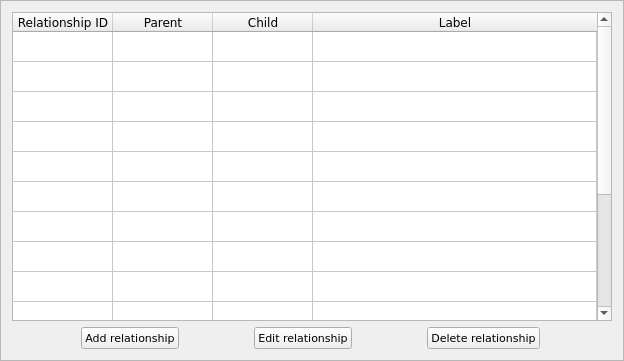
This is ui/relationship_config.ui in CS4311-spring-2020/pick-tool-team14-keikaku as Qt 5 draws it before an edit. The edited form follows.
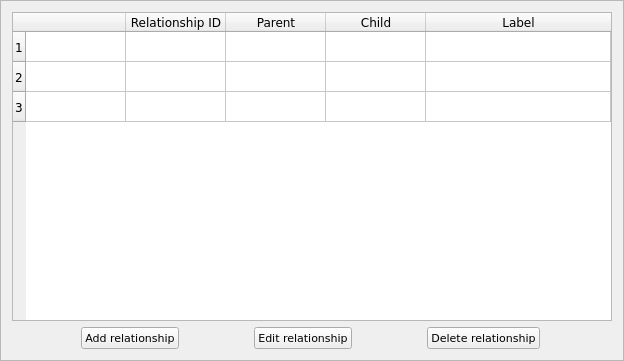
This is the edited form.

Commit message: Set column widths on all tables, aligned all table checkboxes, set default tab and linked to settings, created default directory folders and linked to settings, created property visibility layout above node config table, enabled vertical splitter between node config table and node graph panel.

The edit to the form file:
```diff
--- a/ui/relationship_config.ui
+++ b/ui/relationship_config.ui
@@ -48,29 +48,14 @@
       <enum>QAbstractScrollArea::AdjustToContentsOnFirstShow</enum>
      </property>
      <property name="columnCount">
-      <number>4</number>
+      <number>5</number>
      </property>
+     <attribute name="horizontalHeaderShowSortIndicator" stdset="0">
+      <bool>true</bool>
+     </attribute>
      <attribute name="horizontalHeaderStretchLastSection">
       <bool>true</bool>
      </attribute>
-     <attribute name="verticalHeaderVisible">
-      <bool>false</bool>
-     </attribute>
-     <attribute name="verticalHeaderCascadingSectionResizes">
-      <bool>false</bool>
-     </attribute>
-     <attribute name="verticalHeaderDefaultSectionSize">
-      <number>30</number>
-     </attribute>
-     <attribute name="verticalHeaderHighlightSections">
-      <bool>false</bool>
-     </attribute>
-     <attribute name="verticalHeaderShowSortIndicator" stdset="0">
-      <bool>false</bool>
-     </attribute>
-     <attribute name="verticalHeaderStretchLastSection">
-      <bool>false</bool>
-     </attribute>
      <row>
       <property name="text">
        <string>1</string>
@@ -103,126 +88,16 @@
        </font>
       </property>
      </row>
-     <row>
+     <column>
       <property name="text">
-       <string>4</string>
+       <string/>
       </property>
       <property name="font">
        <font>
         <family>Verdana</family>
        </font>
       </property>
-     </row>
-     <row>
-      <property name="text">
-       <string>5</string>
-      </property>
-      <property name="font">
-       <font>
-        <family>Verdana</family>
-       </font>
-      </property>
-     </row>
-     <row>
-      <property name="text">
-       <string>6</string>
-      </property>
-      <property name="font">
-       <font>
-        <family>Verdana</family>
-       </font>
-      </property>
-     </row>
-     <row>
-      <property name="text">
-       <string>7</string>
-      </property>
-      <property name="font">
-       <font>
-        <family>Verdana</family>
-       </font>
-      </property>
-     </row>
-     <row>
-      <property name="text">
-       <string>8</string>
-      </property>
-      <property name="font">
-       <font>
-        <family>Verdana</family>
-       </font>
-      </property>
-     </row>
-     <row>
-      <property name="text">
-       <string>9</string>
-      </property>
-      <property name="font">
-       <font>
-        <family>Verdana</family>
-       </font>
-      </property>
-     </row>
-     <row>
-      <property name="text">
-       <string>10</string>
-      </property>
-      <property name="font">
-       <font>
-        <family>Verdana</family>
-       </font>
-      </property>
-     </row>
-     <row>
-      <property name="text">
-       <string>11</string>
-      </property>
-      <property name="font">
-       <font>
-        <family>Verdana</family>
-       </font>
-      </property>
-     </row>
-     <row>
-      <property name="text">
-       <string>12</string>
-      </property>
-      <property name="font">
-       <font>
-        <family>Verdana</family>
-       </font>
-      </property>
-     </row>
-     <row>
-      <property name="text">
-       <string>13</string>
-      </property>
-      <property name="font">
-       <font>
-        <family>Verdana</family>
-       </font>
-      </property>
-     </row>
-     <row>
-      <property name="text">
-       <string>14</string>
-      </property>
-      <property name="font">
-       <font>
-        <family>Verdana</family>
-       </font>
-      </property>
-     </row>
-     <row>
-      <property name="text">
-       <string>15</string>
-      </property>
-      <property name="font">
-       <font>
-        <family>Verdana</family>
-       </font>
-      </property>
-     </row>
+     </column>
      <column>
       <property name="text">
        <string>Relationship ID</string>
@@ -230,7 +105,6 @@
       <property name="font">
        <font>
         <family>Verdana</family>
-        <pointsize>9</pointsize>
        </font>
       </property>
       <property name="textAlignment">
@@ -244,7 +118,6 @@
       <property name="font">
        <font>
         <family>Verdana</family>
-        <pointsize>9</pointsize>
        </font>
       </property>
       <property name="textAlignment">
@@ -258,7 +131,6 @@
       <property name="font">
        <font>
         <family>Verdana</family>
-        <pointsize>9</pointsize>
        </font>
       </property>
       <property name="textAlignment">
@@ -278,18 +150,15 @@
        <set>AlignCenter</set>
       </property>
      </column>
-     <item row="0" column="0">
+     <item row="0" column="1">
       <property name="text">
        <string/>
       </property>
       <property name="textAlignment">
        <set>AlignCenter</set>
       </property>
-      <property name="checkState">
-       <enum>Unchecked</enum>
-      </property>
      </item>
-     <item row="0" column="2">
+     <item row="0" column="3">
       <property name="text">
        <string/>
       </property>
@@ -300,116 +169,14 @@
        <set>ItemIsSelectable|ItemIsEditable|ItemIsDragEnabled|ItemIsUserCheckable|ItemIsEnabled</set>
       </property>
      </item>
-     <item row="1" column="0">
+     <item row="1" column="1">
       <property name="text">
        <string/>
       </property>
-      <property name="checkState">
-       <enum>Unchecked</enum>
-      </property>
      </item>
-     <item row="2" column="0">
+     <item row="2" column="1">
       <property name="text">
        <string/>
-      </property>
-      <property name="checkState">
-       <enum>Unchecked</enum>
-      </property>
-     </item>
-     <item row="3" column="0">
-      <property name="text">
-       <string/>
-      </property>
-      <property name="checkState">
-       <enum>Unchecked</enum>
-      </property>
-     </item>
-     <item row="4" column="0">
-      <property name="text">
-       <string/>
-      </property>
-      <property name="checkState">
-       <enum>Unchecked</enum>
-      </property>
-     </item>
-     <item row="5" column="0">
-      <property name="text">
-       <string/>
-      </property>
-      <property name="checkState">
-       <enum>Unchecked</enum>
-      </property>
-     </item>
-     <item row="6" column="0">
-      <property name="text">
-       <string/>
-      </property>
-      <property name="checkState">
-       <enum>Unchecked</enum>
-      </property>
-     </item>
-     <item row="7" column="0">
-      <property name="text">
-       <string/>
-      </property>
-      <property name="checkState">
-       <enum>Unchecked</enum>
-      </property>
-     </item>
-     <item row="8" column="0">
-      <property name="text">
-       <string/>
-      </property>
-      <property name="checkState">
-       <enum>Unchecked</enum>
-      </property>
-     </item>
-     <item row="9" column="0">
-      <property name="text">
-       <string/>
-      </property>
-      <property name="checkState">
-       <enum>Unchecked</enum>
-      </property>
-     </item>
-     <item row="10" column="0">
-      <property name="text">
-       <string/>
-      </property>
-      <property name="checkState">
-       <enum>Unchecked</enum>
-      </property>
-     </item>
-     <item row="11" column="0">
-      <property name="text">
-       <string/>
-      </property>
-      <property name="checkState">
-       <enum>Unchecked</enum>
-      </property>
-     </item>
-     <item row="12" column="0">
-      <property name="text">
-       <string/>
-      </property>
-      <property name="checkState">
-       <enum>Unchecked</enum>
-      </property>
-     </item>
-     <item row="13" column="0">
-      <property name="text">
-       <string/>
-      </property>
-      <property name="checkState">
-       <enum>Unchecked</enum>
-      </property>
-     </item>
-     <item row="14" column="0">
-      <property name="text">
-       <string/>
-      </property>
-      <property name="checkState">
-       <enum>Unchecked</enum>
       </property>
      </item>
     </widget>
```
Left out of the diff: 8 changed lines with no effect on the pictures. The commit also changes 9 other files.
